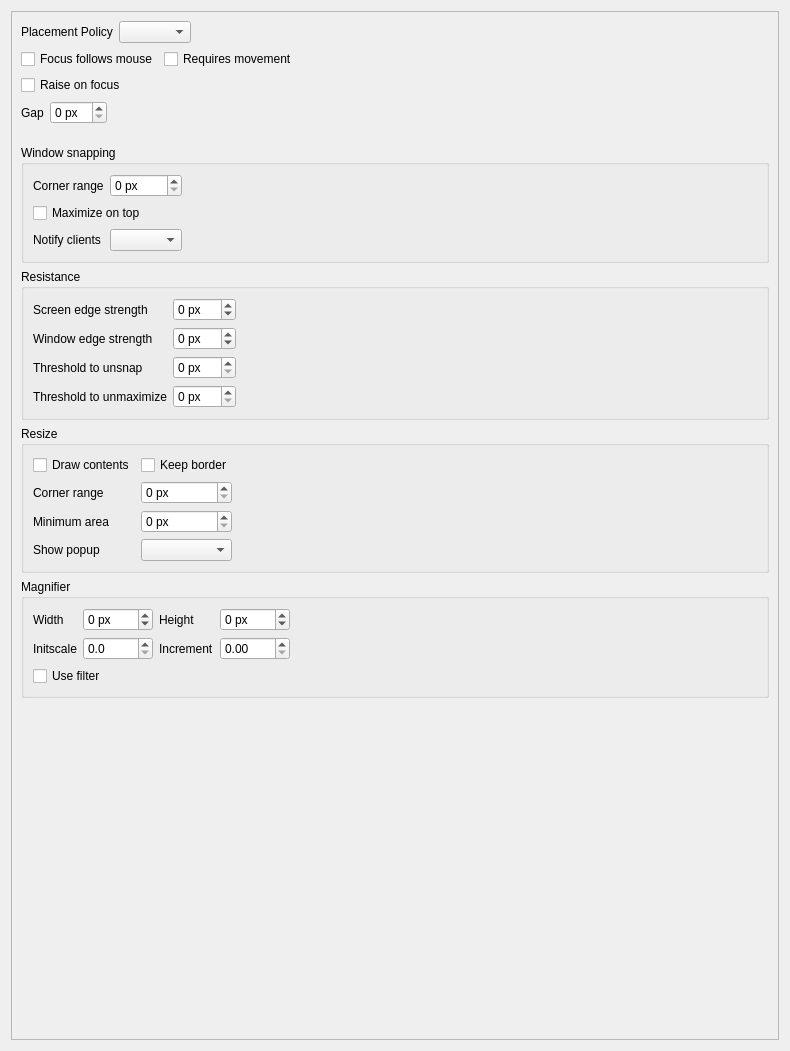
Before: the Qt Designer form src/behaviour.ui in labwc/labwc-tweaks, drawn with Qt 5.
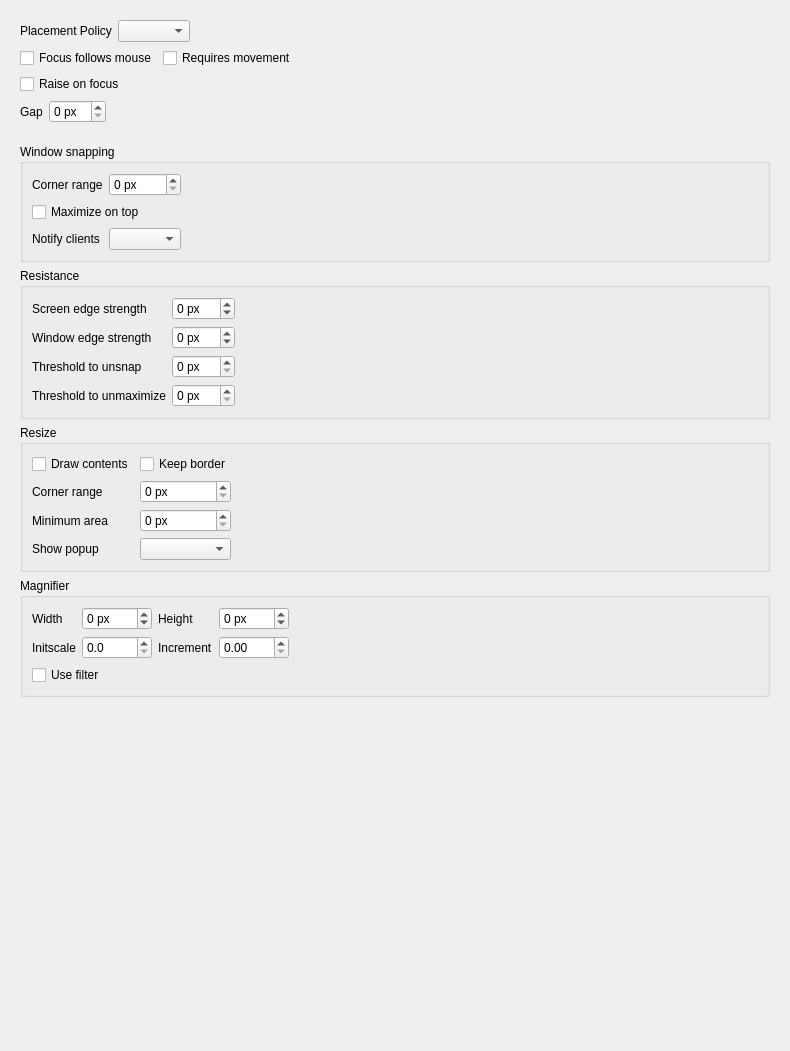
After: the same form once the commit is applied.

Commit message: behaviour.ui: remove scroll area border

```diff
--- a/src/behaviour.ui
+++ b/src/behaviour.ui
@@ -13,6 +13,9 @@
   <layout class="QVBoxLayout" name="verticalLayout_3">
    <item>
     <widget class="QScrollArea" name="scrollArea">
+     <property name="frameShape">
+      <enum>QFrame::Shape::NoFrame</enum>
+     </property>
      <property name="widgetResizable">
       <bool>true</bool>
      </property>
```
